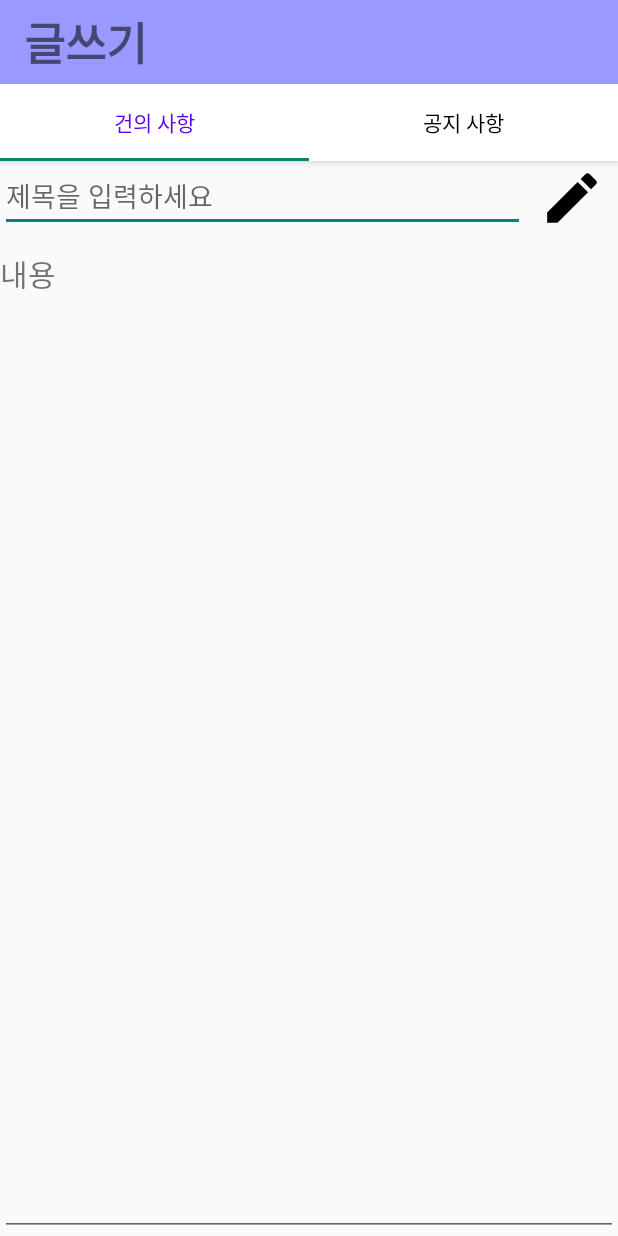
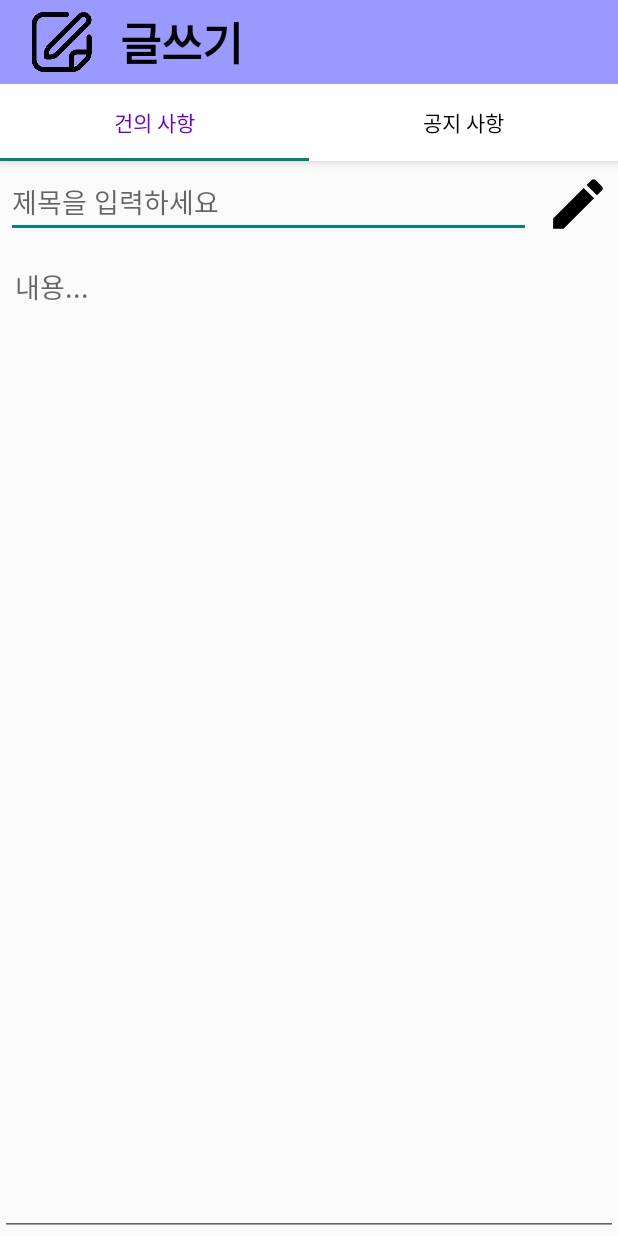
Before and after one commit to penguin-head-whale-shark/android_app, an Android app: the WriteActivity screen opened directly, with no data from a screen before it, on a phone screen of 412 x 824 dp. Run offline under Robolectric (Android 15) with nearby library versions, the phone set to English and light mode, and no system bars.

Commit message:
버튼, 글쓰기 액티비티 디자인 수정

```diff
--- a/app/src/main/java/com/example/myapplication/MainActivity.java
+++ b/app/src/main/java/com/example/myapplication/MainActivity.java
@@ -26,6 +26,7 @@ public class MainActivity extends AppCompatActivity {
         LinearLayout t = findViewById(R.id.Login_Button);
 
 
+
         t.setOnClickListener(new View.OnClickListener() {
             @Override
             public void onClick(View v) {
--- a/app/src/main/res/layout/activity_write.xml
+++ b/app/src/main/res/layout/activity_write.xml
@@ -4,7 +4,8 @@
     xmlns:tools="http://schemas.android.com/tools"
     android:layout_width="match_parent"
     android:layout_height="match_parent"
-    android:orientation="vertical">
+    android:orientation="vertical"
+    >
 
     <com.google.android.material.appbar.AppBarLayout
         android:layout_width="match_parent"
@@ -17,14 +18,19 @@
             android:background="#9999FF"
             android:elevation="1dp"
             android:theme="@style/CardView.Dark">
-
+            <ImageView
+                android:layout_width="50dp"
+                android:layout_height="40dp"
+                android:src="@drawable/edit"/>
             <TextView
+                android:layout_marginLeft="30dp"
                 android:id="@+id/title_text"
                 android:layout_width="wrap_content"
                 android:layout_height="wrap_content"
                 android:text="글쓰기"
                 android:textSize="30dp"
-                android:textStyle="bold" />
+                android:textStyle="bold"
+                android:textColor="@color/black"/>
         </androidx.appcompat.widget.Toolbar>
 
         <com.google.android.material.tabs.TabLayout
@@ -50,7 +56,8 @@
 
     <LinearLayout
         android:layout_width="match_parent"
-        android:layout_height="60dp">
+        android:layout_height="60dp"
+        android:padding="4dp">
 
         <EditText
             android:id="@+id/write_title"
@@ -65,18 +72,14 @@
             android:background="@drawable/ic_stat_name"
             android:backgroundTint="@color/black" />
     </LinearLayout>
-
-    <TextView
-        android:layout_width="match_parent"
-        android:layout_height="wrap_content"
-        android:text="내용"
-        android:textSize="20dp" />
-
     <EditText
         android:layout_width="match_parent"
         android:layout_height="match_parent"
         android:id="@+id/write_main"
         android:shadowColor="@color/black"
+        android:padding="10dp"
+        android:hint="내용..."
+        android:gravity="top"
         />
 
 </LinearLayout>
```
Also changed, not shown: app/src/main/res/layout/activity_main_student.xml (+8 -4 lines), app/src/main/res/drawable/btn_purple.xml (line endings or trailing spaces).
